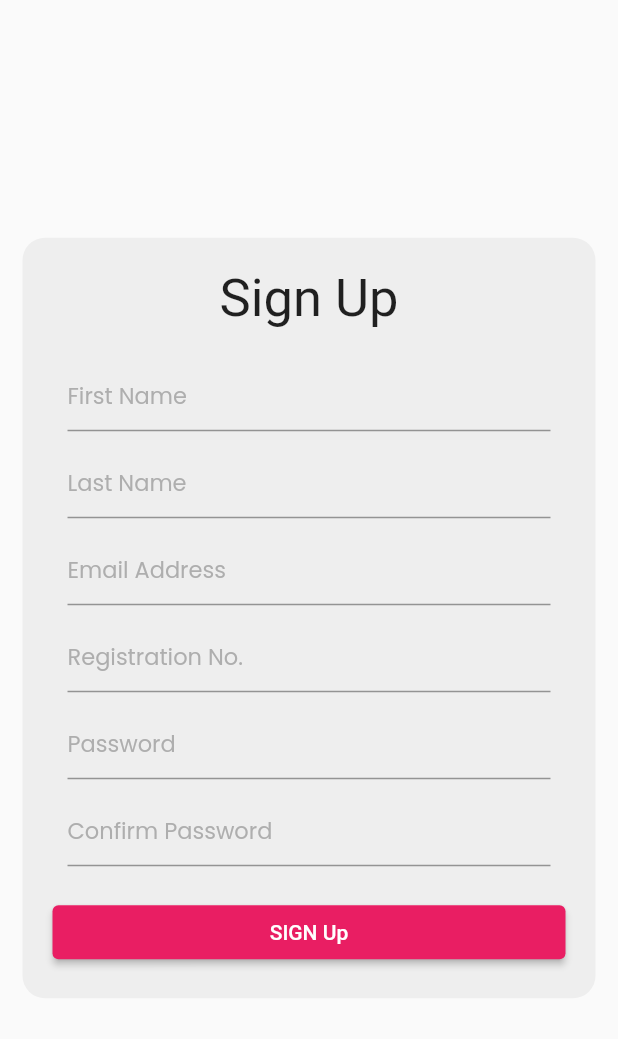
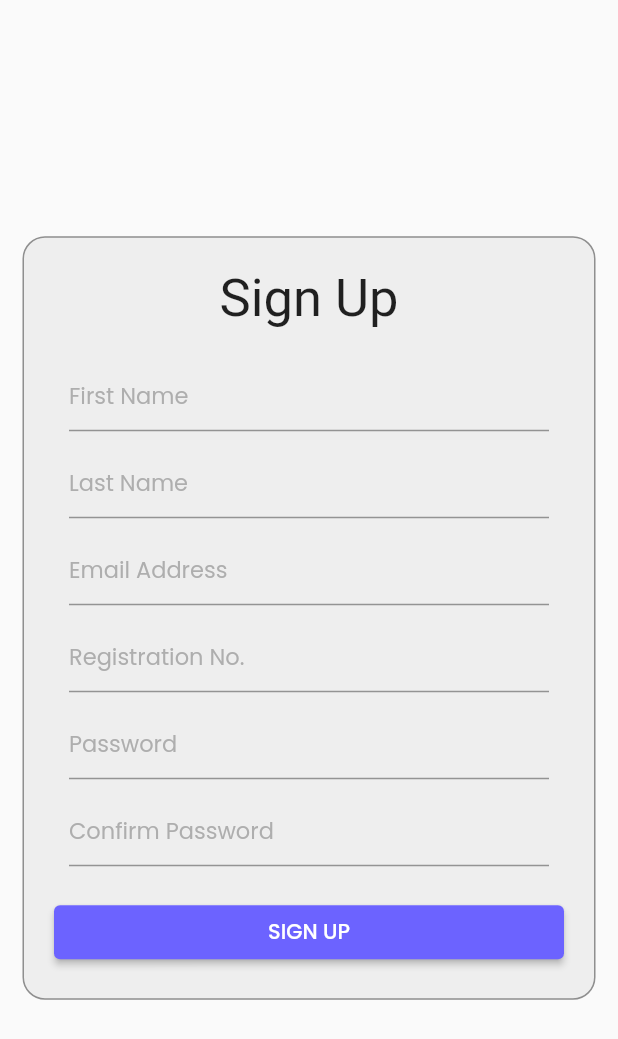
Before and after one commit to Saon00/fec-thesis-publish, a Flutter app: the SignUpScreen screen opened directly, on a phone screen of 412 x 824 dp. Shown: the top 1039 px of the screen. Run offline on Flutter 3.47's test engine with Material 2 defaults, Android fonts, the phone set to English and light mode, and no system bars; our stand-ins replace file_picker, flutter_svg, font_awesome_flutter, get, google_fonts, smooth_page_indicator.

Commit message:
button redesigned

```diff
--- a/lib/components/form_wid.dart
+++ b/lib/components/form_wid.dart
@@ -6,11 +6,13 @@ class FormWidget extends StatelessWidget {
   final String text;
   final TextEditingController controller;
   final bool? obsecuretext;
+  final TextInputType textInputType;
   const FormWidget({
     super.key,
     required this.text,
     required this.controller,
     this.obsecuretext,
+    required this.textInputType,
   });
 
   @override
@@ -18,12 +20,20 @@ class FormWidget extends StatelessWidget {
     return Padding(
       padding: const EdgeInsets.symmetric(horizontal: 10),
       child: TextFormField(
+        keyboardType: textInputType,
         obscureText: obsecuretext ?? false,
         controller: controller,
+        cursorColor: grey,
+        style: ubuntu.copyWith(
+          color: primaryColor.withOpacity(.8),
+        ),
         decoration: InputDecoration(
-            hintText: text,
-            hintStyle:
-                popins.copyWith(fontSize: 15, color: grey.withOpacity(.8))),
+          hintText: text,
+          hintStyle: popins.copyWith(
+            fontSize: 15,
+            color: grey.withOpacity(.8),
+          ),
+        ),
       ),
     );
   }
--- /dev/null
+++ b/lib/screens/auths/elevatedbutton.dart
@@ -0,0 +1,27 @@
+import 'package:flutter/material.dart';
+
+import '../../constants/app_colors.dart';
+import '../../constants/app_fonts.dart';
+
+class ElevatedButtonWidget extends StatelessWidget {
+  final String buttonName;
+  final VoidCallback ontap;
+  const ElevatedButtonWidget({
+    super.key,
+    required this.buttonName,
+    required this.ontap,
+  });
+
+  @override
+  Widget build(BuildContext context) {
+    return SizedBox(
+      width: double.infinity,
+      child: ElevatedButton(
+          style: ElevatedButton.styleFrom(
+            backgroundColor: primaryColor,
+          ),
+          onPressed: ontap,
+          child: Text(buttonName, style: popins)),
+    );
+  }
+}
--- a/lib/screens/auths/sign_in_screen.dart
+++ b/lib/screens/auths/sign_in_screen.dart
@@ -1,9 +1,12 @@
 import 'package:fecthesispublish/constants/app_fonts.dart';
+import 'package:fecthesispublish/screens/auths/sign_up_screen.dart';
 import 'package:flutter/material.dart';
+import 'package:get/get.dart';
 import 'package:google_fonts/google_fonts.dart';
 
 import '../../components/form_wid.dart';
 import '../../constants/app_colors.dart';
+import 'elevatedbutton.dart';
 
 class SignInScreen extends StatelessWidget {
   const SignInScreen({super.key});
@@ -43,6 +46,7 @@ class SignInScreen extends StatelessWidget {
 
                         // user-name
                         FormWidget(
+                          textInputType: TextInputType.text,
                           controller: TextEditingController(),
                           text: 'Email Address',
                         ),
@@ -50,20 +54,18 @@ class SignInScreen extends StatelessWidget {
                         // password
                         FormWidget(
                           obsecuretext: true,
+                          textInputType: TextInputType.text,
                           controller: TextEditingController(),
                           text: 'Password',
                         ),
                         const SizedBox(height: 20),
 
                         // sign-in button
-                        SizedBox(
-                          width: double.infinity,
-                          child: ElevatedButton(
-                              style: ElevatedButton.styleFrom(
-                                backgroundColor: primaryColor,
-                              ),
-                              onPressed: () {},
-                              child: Text('SIGN IN', style: popins)),
+                        ElevatedButtonWidget(
+                          buttonName: 'SIGN IN',
+                          ontap: () {
+                            Get.to(() => const SignUpScreen());
+                          },
                         ),
 
                         // create new account
--- a/lib/screens/auths/sign_up_screen.dart
+++ b/lib/screens/auths/sign_up_screen.dart
@@ -1,7 +1,9 @@
+import 'package:fecthesispublish/screens/auths/elevatedbutton.dart';
 import 'package:flutter/material.dart';
 import 'package:google_fonts/google_fonts.dart';
 
 import '../../components/form_wid.dart';
+import '../../constants/app_colors.dart';
 
 class SignUpScreen extends StatelessWidget {
   const SignUpScreen({super.key});
@@ -18,6 +20,9 @@ class SignUpScreen extends StatelessWidget {
               children: [
                 Container(
                   decoration: BoxDecoration(
+                      border: Border.all(
+                        color: black.withOpacity(.4),
+                      ),
                       color: Colors.grey.shade200,
                       borderRadius: BorderRadius.circular(15)),
                   child: Padding(
@@ -34,6 +39,7 @@ class SignUpScreen extends StatelessWidget {
 
                         // first name
                         FormWidget(
+                          textInputType: TextInputType.text,
                           text: 'First Name',
                           controller: TextEditingController(),
                         ),
@@ -41,6 +47,7 @@ class SignUpScreen extends StatelessWidget {
 
                         // last name
                         FormWidget(
+                          textInputType: TextInputType.text,
                           text: 'Last Name',
                           controller: TextEditingController(),
                         ),
@@ -48,6 +55,7 @@ class SignUpScreen extends StatelessWidget {
 
                         // email address
                         FormWidget(
+                          textInputType: TextInputType.emailAddress,
                           text: 'Email Address',
                           controller: TextEditingController(),
                         ),
@@ -55,6 +63,7 @@ class SignUpScreen extends StatelessWidget {
 
                         // registration no
                         FormWidget(
+                          textInputType: TextInputType.number,
                           text: 'Registration No.',
                           controller: TextEditingController(),
                         ),
@@ -62,6 +71,7 @@ class SignUpScreen extends StatelessWidget {
 
                         // password
                         FormWidget(
+                          textInputType: TextInputType.text,
                           text: 'Password',
                           obsecuretext: true,
                           controller: TextEditingController(),
@@ -69,6 +79,7 @@ class SignUpScreen extends StatelessWidget {
                         const SizedBox(height: 10),
                         // confirm password
                         FormWidget(
+                          textInputType: TextInputType.text,
                           text: 'Confirm Password',
                           obsecuretext: true,
                           controller: TextEditingController(),
@@ -76,16 +87,8 @@ class SignUpScreen extends StatelessWidget {
                         const SizedBox(height: 20),
 
                         // sign-up button
-                        SizedBox(
-                          width: double.infinity,
-                          child: ElevatedButton(
-                              style: ElevatedButton.styleFrom(
-                                backgroundColor: Colors.pink,
-                              ),
-                              onPressed: () {},
-                              child: Text('SIGN Up',
-                                  style: GoogleFonts.poiretOne())),
-                        ),
+                        ElevatedButtonWidget(
+                            buttonName: 'SIGN UP', ontap: () {}),
                       ],
                     ),
                   ),
```
Also changed, not shown: 1 other file.
